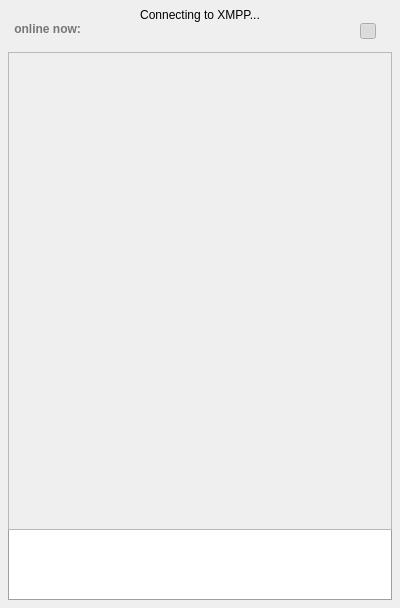
Above: interface/ui/chatWindow.ui from vircadia/vircadia-native-core before the change. Below: the same form after it.
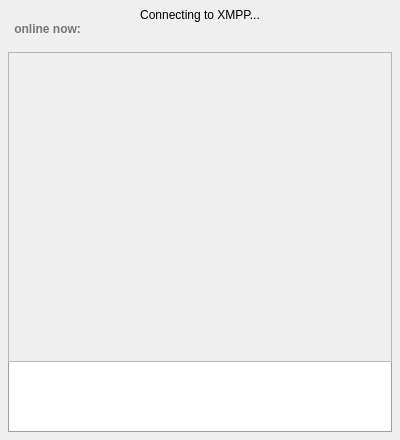
That is the form after the change. Icons and pictures are not drawn.

Commit message:
Update chat window to use new Frameless Dialog
The new dialog class needed to be updated to handle windows in different
positions and windows that don't delete on close.

Patch:
```diff
--- a/interface/ui/chatWindow.ui
+++ b/interface/ui/chatWindow.ui
@@ -1,13 +1,13 @@
 <?xml version="1.0" encoding="UTF-8"?>
 <ui version="4.0">
  <class>ChatWindow</class>
- <widget class="QDockWidget" name="ChatWindow">
+ <widget class="QDialog" name="ChatWindow">
   <property name="geometry">
    <rect>
     <x>0</x>
     <y>0</y>
     <width>400</width>
-    <height>608</height>
+    <height>440</height>
    </rect>
   </property>
   <property name="minimumSize">
@@ -16,19 +16,26 @@
     <height>238</height>
    </size>
   </property>
-  <property name="styleSheet">
-   <string notr="true">font-family: Helvetica, Arial, sans-serif;</string>
-  </property>
-  <property name="features">
-   <set>QDockWidget::DockWidgetFloatable|QDockWidget::DockWidgetMovable</set>
-  </property>
-  <property name="allowedAreas">
-   <set>Qt::NoDockWidgetArea</set>
-  </property>
   <property name="windowTitle">
    <string>Chat</string>
   </property>
-  <widget class="QWidget" name="dockWidgetContents">
+  <property name="styleSheet">
+   <string notr="true">font-family: Helvetica, Arial, sans-serif;</string>
+  </property>
+  <layout class="QGridLayout" name="gridLayout">
+   <property name="leftMargin">
+    <number>0</number>
+   </property>
+   <property name="topMargin">
+    <number>0</number>
+   </property>
+   <property name="rightMargin">
+    <number>0</number>
+   </property>
+   <property name="bottomMargin">
+    <number>0</number>
+   </property>
+   <item row="0" column="0">
    <layout class="QVBoxLayout" name="verticalLayout">
     <property name="spacing">
      <number>0</number>
@@ -79,45 +86,6 @@
         </property>
        </widget>
       </item>
-      <item>
-       <widget class="QPushButton" name="togglePinnedButton">
-        <property name="sizePolicy">
-         <sizepolicy hsizetype="Fixed" vsizetype="Fixed">
-          <horstretch>0</horstretch>
-          <verstretch>0</verstretch>
-         </sizepolicy>
-        </property>
-        <property name="maximumSize">
-         <size>
-          <width>16</width>
-          <height>16</height>
-         </size>
-        </property>
-        <property name="focusPolicy">
-         <enum>Qt::NoFocus</enum>
-        </property>
-        <property name="text">
-         <string/>
-        </property>
-        <property name="icon">
-         <iconset>
-          <normaloff>../resources/images/pin.svg</normaloff>
-          <normalon>../resources/images/pinned.svg</normalon>../resources/images/pin.svg</iconset>
-        </property>
-        <property name="checkable">
-         <bool>true</bool>
-        </property>
-        <property name="checked">
-         <bool>true</bool>
-        </property>
-        <property name="default">
-         <bool>false</bool>
-        </property>
-        <property name="flat">
-         <bool>true</bool>
-        </property>
-       </widget>
-      </item>
       <item>
        <widget class="QPushButton" name="closeButton">
         <property name="sizePolicy">
@@ -212,7 +180,7 @@
      </widget>
     </item>
     <item>
-     <widget class="QPlainTextEdit" name="messagePlainTextEdit">
+      <widget class="QTextEdit" name="messagePlainTextEdit">
       <property name="sizePolicy">
        <sizepolicy hsizetype="Expanding" vsizetype="Preferred">
         <horstretch>0</horstretch>
@@ -243,7 +211,10 @@
      </widget>
     </item>
    </layout>
-  </widget>
+   </item>
+  </layout>
+  <zorder>messagePlainTextEdit</zorder>
+  <zorder>dockWidgetContents</zorder>
  </widget>
  <tabstops>
   <tabstop>messagePlainTextEdit</tabstop>
```
Lines whose indentation alone changed are shown as unchanged. The commit also changes 6 other files.
